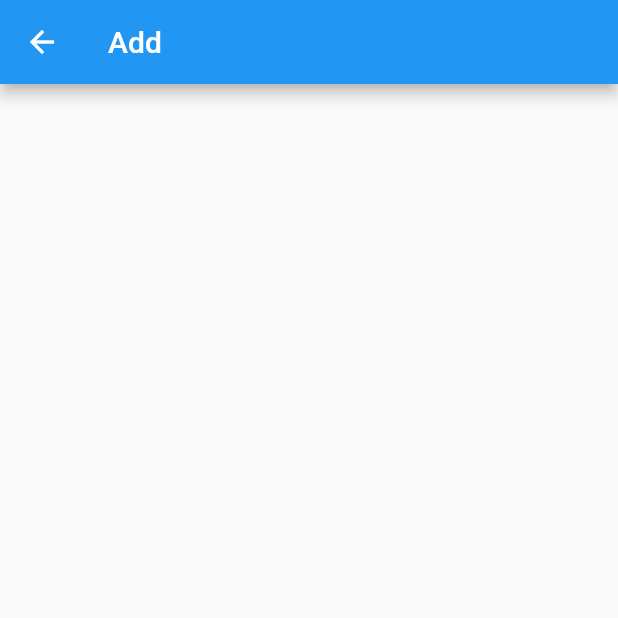
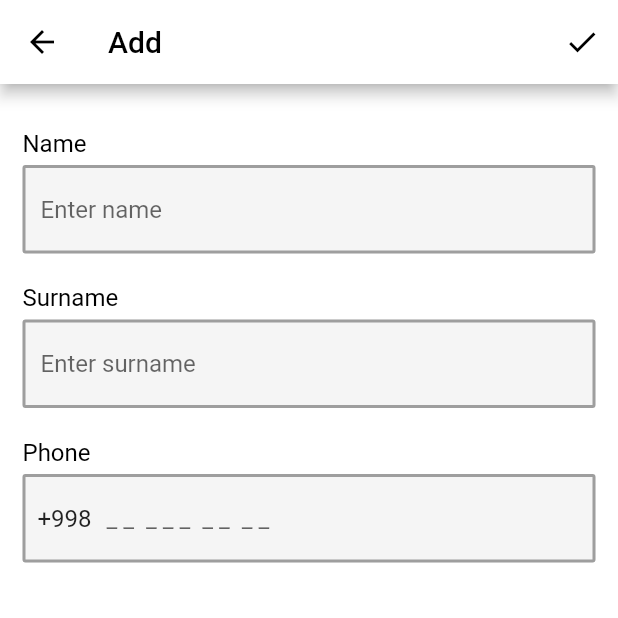
Before and after one commit to Abdusamad98/test_project, a Flutter app: the screen it shows after launch, after a tap on the "add" icon, on a phone screen of 412 x 824 dp, the top half of it. Run offline on Flutter 3.47's test engine with Material 2 defaults, Android fonts, the phone set to English and light mode, and no system bars.

Commit message:
some changes

```diff
--- a/lib/ui/add_contact_screen.dart
+++ b/lib/ui/add_contact_screen.dart
@@ -1,18 +1,150 @@
 import 'package:flutter/material.dart';
-
+import 'package:test_project/models/contact_model.dart';
 
 class AddContactScreen extends StatefulWidget {
-  const AddContactScreen({super.key});
+  const AddContactScreen({
+    super.key,
+    required this.onNewContact,
+  });
+
+  final ValueChanged<ContactModel> onNewContact;
 
   @override
   State<AddContactScreen> createState() => _AddContactScreenState();
 }
 
 class _AddContactScreenState extends State<AddContactScreen> {
+  final TextEditingController nameController = TextEditingController();
+  final TextEditingController phoneController = TextEditingController();
+  final TextEditingController surnameController = TextEditingController();
+
   @override
   Widget build(BuildContext context) {
     return Scaffold(
-      appBar: AppBar(title: const Text("Add"),),
+      backgroundColor: Colors.white,
+      appBar: AppBar(
+        leading: IconButton(
+          onPressed: () {
+            Navigator.pop(context);
+          },
+          icon: const Icon(
+            Icons.arrow_back,
+            color: Colors.black,
+          ),
+        ),
+        actions: [
+          IconButton(
+            onPressed: () {
+              String name = nameController.text;
+              String surname = surnameController.text;
+              String phone = phoneController.text;
+              //991234567
+              if (name.isNotEmpty && surname.isNotEmpty && phone.length == 9) {
+                widget.onNewContact
+                    .call(ContactModel(contactPhone: phone, contactName: name));
+                Navigator.pop(context);
+              } else {
+                ScaffoldMessenger.of(context).showSnackBar(
+                    const SnackBar(content: Text("Enter Valid inputs!!!")));
+              }
+            },
+            icon: const Icon(
+              Icons.done,
+              color: Colors.black,
+            ),
+          ),
+        ],
+        backgroundColor: Colors.white,
+        title: const Text(
+          "Add",
+          style: TextStyle(color: Colors.black),
+        ),
+      ),
+      body: Padding(
+        padding: EdgeInsets.all(15),
+        child: Column(
+          crossAxisAlignment: CrossAxisAlignment.start,
+          children: [
+            const SizedBox(height: 15),
+            const Text(
+              "Name",
+              style: TextStyle(color: Colors.black, fontSize: 16),
+            ),
+            const SizedBox(height: 5),
+            // Name text field
+            TextField(
+              controller: nameController,
+              decoration: InputDecoration(
+                hintText: "Enter name",
+                fillColor: Colors.grey.shade100,
+                filled: true,
+                enabledBorder: OutlineInputBorder(
+                    borderRadius: BorderRadius.circular(2),
+                    borderSide: const BorderSide(color: Colors.grey, width: 2)),
+                focusedBorder: OutlineInputBorder(
+                    borderRadius: BorderRadius.circular(2),
+                    borderSide:
+                        const BorderSide(color: Colors.green, width: 2)),
+              ),
+            ),
+            const SizedBox(height: 20),
+            const Text(
+              "Surname",
+              style: TextStyle(color: Colors.black, fontSize: 16),
+            ),
+            const SizedBox(height: 5),
+            // Surname text field
+            TextField(
+              controller: surnameController,
+              decoration: InputDecoration(
+                hintText: "Enter surname",
+                fillColor: Colors.grey.shade100,
+                filled: true,
+                enabledBorder: OutlineInputBorder(
+                    borderRadius: BorderRadius.circular(2),
+                    borderSide: const BorderSide(color: Colors.grey, width: 2)),
+                focusedBorder: OutlineInputBorder(
+                    borderRadius: BorderRadius.circular(2),
+                    borderSide:
+                        const BorderSide(color: Colors.green, width: 2)),
+              ),
+            ),
+            const SizedBox(height: 20),
+            const Text(
+              "Phone",
+              style: TextStyle(color: Colors.black, fontSize: 16),
+            ),
+            const SizedBox(height: 5),
+            // Phone text field
+            TextField(
+              controller: phoneController,
+              keyboardType: TextInputType.phone,
+              decoration: InputDecoration(
+                prefixIcon: const Padding(
+                  padding: EdgeInsets.symmetric(
+                    vertical: 16,
+                    horizontal: 10,
+                  ),
+                  child: Text(
+                    "+998",
+                    style: TextStyle(fontSize: 16),
+                  ),
+                ),
+                hintText: "_ _  _ _ _  _ _  _ _",
+                fillColor: Colors.grey.shade100,
+                filled: true,
+                enabledBorder: OutlineInputBorder(
+                    borderRadius: BorderRadius.circular(2),
+                    borderSide: const BorderSide(color: Colors.grey, width: 2)),
+                focusedBorder: OutlineInputBorder(
+                    borderRadius: BorderRadius.circular(2),
+                    borderSide:
+                        const BorderSide(color: Colors.green, width: 2)),
+              ),
+            ),
+          ],
+        ),
+      ),
     );
   }
 }
--- a/lib/ui/contacts_screen.dart
+++ b/lib/ui/contacts_screen.dart
@@ -11,11 +11,11 @@ class ContactsScreen extends StatefulWidget {
 }
 
 class _ContactsScreenState extends State<ContactsScreen> {
+
   List<ContactModel> contacts = [
-    for (int i = 0; i < 100; i++)
       ContactModel(
         contactPhone: "+99890 974 94 62",
-        contactName: "Abdulloh${i + 1}",
+        contactName: "Abdulloh",
       )
   ];
 
@@ -49,7 +49,7 @@ class _ContactsScreenState extends State<ContactsScreen> {
       ),
       body: ListView(
         children: [
-          for (int i = 0; i < 100; i++)
+          for (int i = 0; i < contacts.length; i++)
             ListTile(
               onTap: () {},
               trailing: IconButton(
@@ -93,7 +93,13 @@ class _ContactsScreenState extends State<ContactsScreen> {
             context,
             MaterialPageRoute(
               builder: (context) {
-                return AddContactScreen();
+                return AddContactScreen(
+                  onNewContact: (newContact){
+                    setState(() {
+                      contacts.add(newContact);
+                    });
+                  },
+                );
               },
             ),
           );
```
